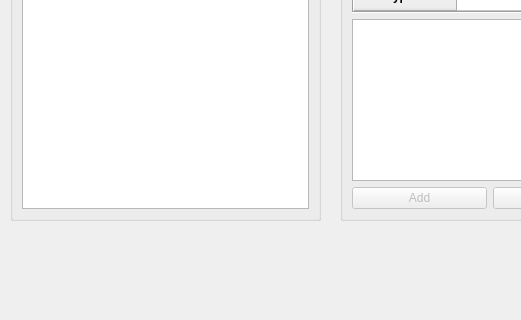
First picture: the form in mainwindow.ui, repository DonovanFoley/CS1DProject2, before the edit; both pictures show x 0 to 521 and y 340 to 660 of the 800 by 660 pixel window.
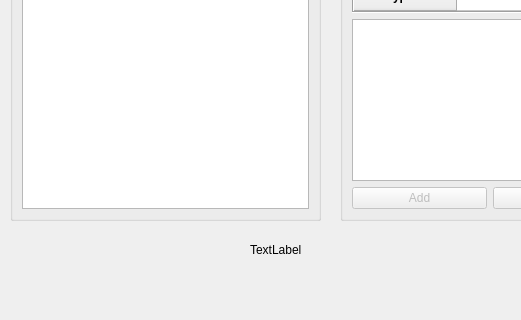
Second picture: the form after the edit.

```diff
--- a/mainwindow.ui
+++ b/mainwindow.ui
@@ -318,6 +318,19 @@
      </item>
     </layout>
    </widget>
+   <widget class="QLabel" name="label">
+    <property name="geometry">
+     <rect>
+      <x>250</x>
+      <y>580</y>
+      <width>63</width>
+      <height>20</height>
+     </rect>
+    </property>
+    <property name="text">
+     <string>TextLabel</string>
+    </property>
+   </widget>
   </widget>
   <widget class="QMenuBar" name="menubar">
    <property name="geometry">
```
